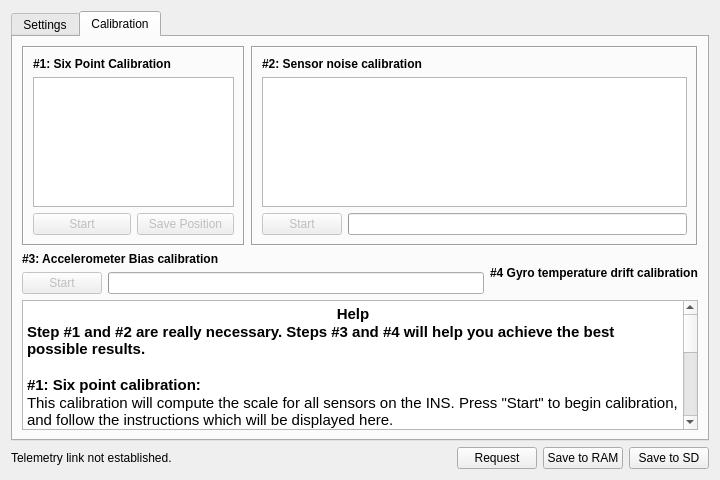
openpilot/OpenPilot, file ground/src/plugins/config/ahrs.ui: the form before one commit.
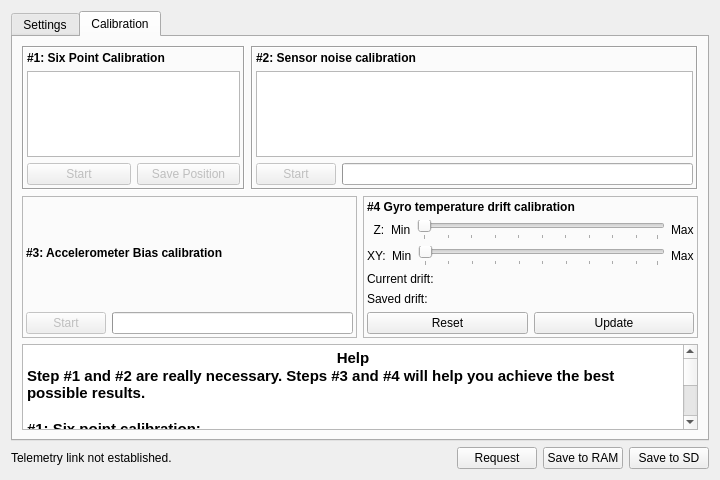
The form after the commit.

Commit message: OP-233 Mock up of Gyro drift calibration interface added. Sliders will autoupdate when the temperature changes, and will compute the new drift value, with a button to update it. Will probably add an icon indicating whether the temperature difference is large enough to compute a reliable drift.

What changed in the file:
```diff
--- a/ground/src/plugins/config/ahrs.ui
+++ b/ground/src/plugins/config/ahrs.ui
@@ -111,7 +111,7 @@
       <attribute name="title">
        <string>Calibration</string>
       </attribute>
-      <layout class="QVBoxLayout" name="verticalLayout_7">
+      <layout class="QVBoxLayout" name="verticalLayout_7" stretch="0,0,0">
        <item>
         <layout class="QHBoxLayout" name="sixPointLayout" stretch="1,2">
          <item>
@@ -123,6 +123,9 @@
             <enum>QFrame::Sunken</enum>
            </property>
            <layout class="QVBoxLayout" name="verticalLayout_9">
+            <property name="margin">
+             <number>3</number>
+            </property>
             <item>
              <layout class="QVBoxLayout" name="verticalLayout_3">
               <item>
@@ -191,6 +194,9 @@
             <enum>QFrame::Sunken</enum>
            </property>
            <layout class="QVBoxLayout" name="verticalLayout_10">
+            <property name="margin">
+             <number>3</number>
+            </property>
             <item>
              <layout class="QVBoxLayout" name="verticalLayout_4">
               <item>
@@ -266,6 +272,18 @@
        <item>
         <layout class="QHBoxLayout" name="sensorNoiseLayout">
          <item>
+          <widget class="QFrame" name="frame_3">
+           <property name="frameShape">
+            <enum>QFrame::StyledPanel</enum>
+           </property>
+           <property name="frameShadow">
+            <enum>QFrame::Raised</enum>
+           </property>
+           <layout class="QVBoxLayout" name="verticalLayout_2">
+            <property name="margin">
+             <number>3</number>
+            </property>
+            <item>
           <layout class="QVBoxLayout" name="verticalLayout_5">
            <item>
             <widget class="QLabel" name="label_5">
@@ -306,8 +324,23 @@
            </item>
           </layout>
          </item>
+           </layout>
+          </widget>
+         </item>
          <item>
+          <widget class="QFrame" name="frame_4">
+           <property name="frameShape">
+            <enum>QFrame::StyledPanel</enum>
+           </property>
+           <property name="frameShadow">
+            <enum>QFrame::Raised</enum>
+           </property>
           <layout class="QVBoxLayout" name="verticalLayout_8">
+            <property name="margin">
+             <number>3</number>
+            </property>
+            <item>
+             <layout class="QVBoxLayout" name="gyroDriftLayout">
            <item>
             <widget class="QLabel" name="label_6">
              <property name="font">
@@ -322,9 +355,145 @@
             </widget>
            </item>
            <item>
-            <layout class="QHBoxLayout" name="horizontalLayout_2"/>
-           </item>
-          </layout>
+               <layout class="QHBoxLayout" name="horizontalLayout_5">
+                <item>
+                 <widget class="QLabel" name="label_10">
+                  <property name="text">
+                   <string>  Z:</string>
+                  </property>
+                 </widget>
+                </item>
+                <item>
+                 <widget class="QLabel" name="zMinTemp">
+                  <property name="font">
+                   <font>
+                    <pointsize>9</pointsize>
+                   </font>
+                  </property>
+                  <property name="text">
+                   <string>Min</string>
+                  </property>
+                 </widget>
+                </item>
+                <item>
+                 <widget class="QSlider" name="zSlider">
+                  <property name="orientation">
+                   <enum>Qt::Horizontal</enum>
+                  </property>
+                  <property name="tickPosition">
+                   <enum>QSlider::TicksBelow</enum>
+                  </property>
+                 </widget>
+                </item>
+                <item>
+                 <widget class="QLabel" name="zMaxTemp">
+                  <property name="font">
+                   <font>
+                    <pointsize>9</pointsize>
+                   </font>
+                  </property>
+                  <property name="text">
+                   <string>Max</string>
+                  </property>
+                 </widget>
+                </item>
+               </layout>
+              </item>
+              <item>
+               <layout class="QHBoxLayout" name="horizontalLayout_2">
+                <item>
+                 <widget class="QLabel" name="label_9">
+                  <property name="text">
+                   <string>XY:</string>
+                  </property>
+                 </widget>
+                </item>
+                <item>
+                 <widget class="QLabel" name="label_8">
+                  <property name="font">
+                   <font>
+                    <pointsize>9</pointsize>
+                   </font>
+                  </property>
+                  <property name="text">
+                   <string>Min</string>
+                  </property>
+                 </widget>
+                </item>
+                <item>
+                 <widget class="QSlider" name="xySlider">
+                  <property name="orientation">
+                   <enum>Qt::Horizontal</enum>
+                  </property>
+                  <property name="tickPosition">
+                   <enum>QSlider::TicksBelow</enum>
+                  </property>
+                 </widget>
+                </item>
+                <item>
+                 <widget class="QLabel" name="label_7">
+                  <property name="font">
+                   <font>
+                    <pointsize>9</pointsize>
+                   </font>
+                  </property>
+                  <property name="text">
+                   <string>Max</string>
+                  </property>
+                 </widget>
+                </item>
+               </layout>
+              </item>
+              <item>
+               <layout class="QHBoxLayout" name="horizontalLayout_7">
+                <item>
+                 <widget class="QLabel" name="label_14">
+                  <property name="text">
+                   <string>Current drift:</string>
+                  </property>
+                 </widget>
+                </item>
+               </layout>
+              </item>
+              <item>
+               <layout class="QHBoxLayout" name="horizontalLayout_10">
+                <item>
+                 <widget class="QLabel" name="label_17">
+                  <property name="text">
+                   <string>Saved drift:</string>
+                  </property>
+                 </widget>
+                </item>
+               </layout>
+              </item>
+              <item>
+               <layout class="QHBoxLayout" name="horizontalLayout_6">
+                <item>
+                 <widget class="QPushButton" name="resetDrift">
+                  <property name="toolTip">
+                   <string>Reset Gyro drift value to zero.</string>
+                  </property>
+                  <property name="text">
+                   <string>Reset</string>
+                  </property>
+                 </widget>
+                </item>
+                <item>
+                 <widget class="QPushButton" name="updateDrift">
+                  <property name="toolTip">
+                   <string>Updates the XYZ drift values into the AHRS (saves to SD)</string>
+                  </property>
+                  <property name="text">
+                   <string>Update</string>
+                  </property>
+                 </widget>
+                </item>
+               </layout>
+              </item>
+             </layout>
+            </item>
+           </layout>
+          </widget>
          </item>
         </layout>
        </item>
@@ -333,6 +502,9 @@
          <property name="toolTip">
           <string>Six Point Calibration instructions</string>
          </property>
+         <property name="horizontalScrollBarPolicy">
+          <enum>Qt::ScrollBarAlwaysOff</enum>
+         </property>
          <property name="html">
           <string>&lt;!DOCTYPE HTML PUBLIC &quot;-//W3C//DTD HTML 4.0//EN&quot; &quot;http://www.w3.org/TR/REC-html40/strict.dtd&quot;&gt;
 &lt;html&gt;&lt;head&gt;&lt;meta name=&quot;qrichtext&quot; content=&quot;1&quot; /&gt;&lt;style type=&quot;text/css&quot;&gt;
```
Lines whose indentation alone changed are shown as unchanged.
